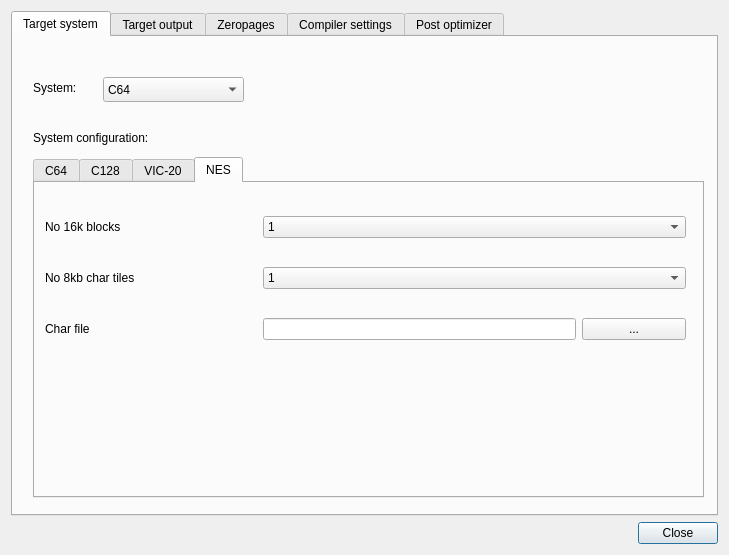
leuat/TRSE, file source/dialogprojectsettings.ui: the form before one commit.
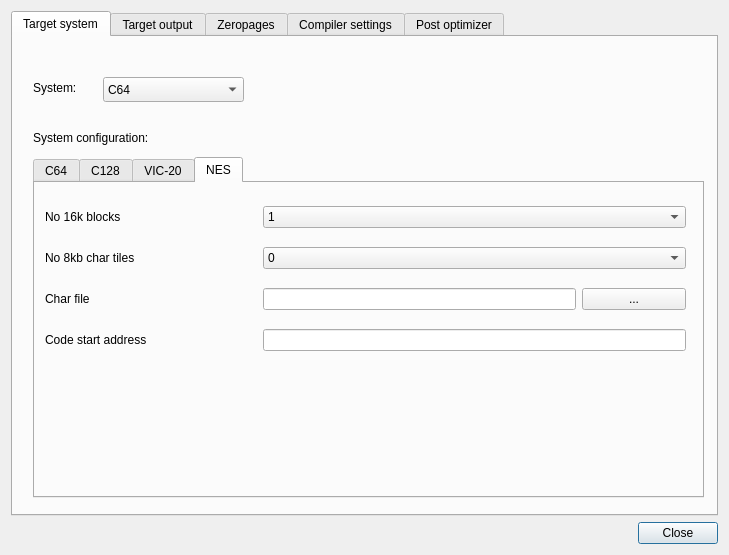
The form after the commit.

```diff
--- a/source/dialogprojectsettings.ui
+++ b/source/dialogprojectsettings.ui
@@ -266,6 +266,11 @@
             </item>
             <item row="1" column="1">
              <widget class="QComboBox" name="cmbNES8KBlocks">
+              <item>
+               <property name="text">
+                <string>0</string>
+               </property>
+              </item>
               <item>
                <property name="text">
                 <string>1</string>
@@ -313,6 +318,16 @@
               </item>
              </layout>
             </item>
+            <item row="3" column="0">
+             <widget class="QLabel" name="label_22">
+              <property name="text">
+               <string>Code start address</string>
+              </property>
+             </widget>
+            </item>
+            <item row="3" column="1">
+             <widget class="QLineEdit" name="leNESCodeStart"/>
+            </item>
            </layout>
           </widget>
          </widget>
```
